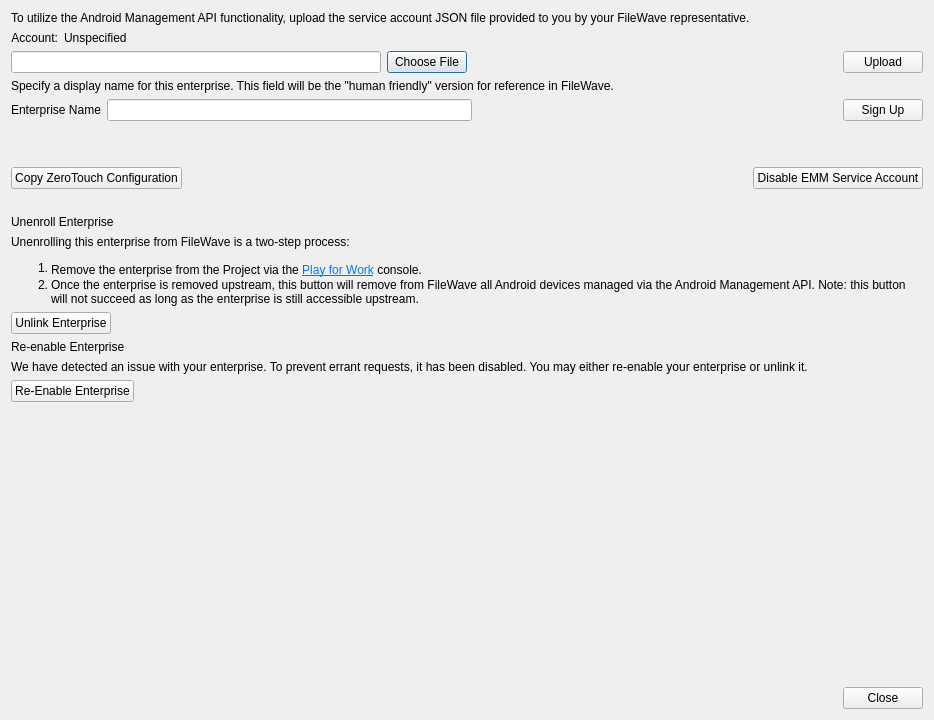
This is FWAdminLib/Preferences/EMMEnterpriseConfigurationDlg.ui in fw-dev/translations as Qt 5 draws it before an edit. The edited form follows.
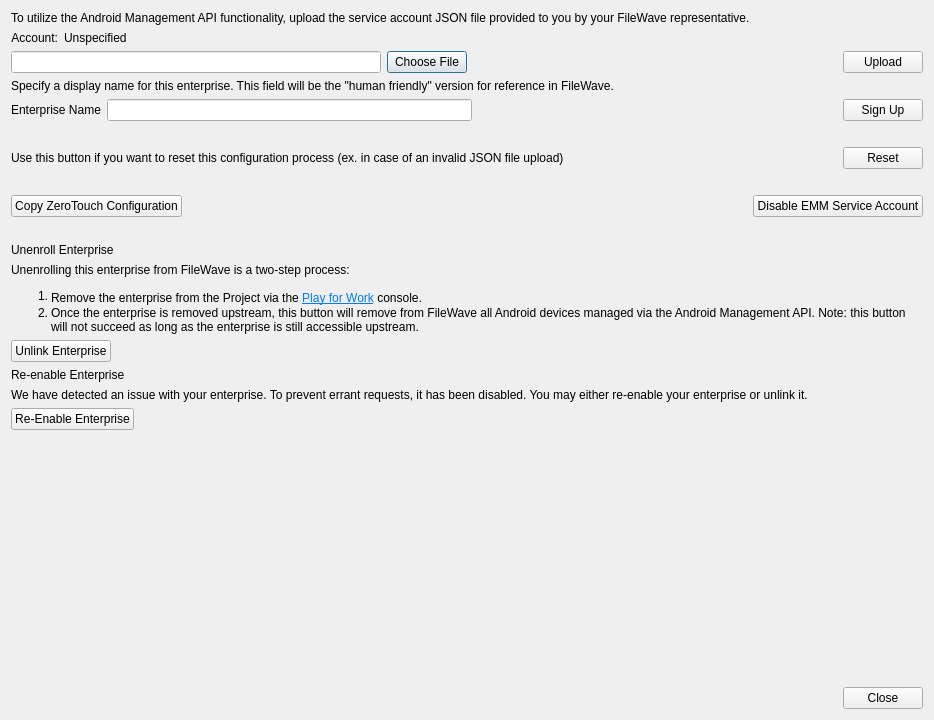
This is the edited form.

What changed in the file:
```diff
--- a/FWAdminLib/Preferences/EMMEnterpriseConfigurationDlg.ui
+++ b/FWAdminLib/Preferences/EMMEnterpriseConfigurationDlg.ui
@@ -240,6 +240,40 @@
      </property>
     </widget>
    </item>
+   <item>
+    <layout class="QHBoxLayout" name="horizontalLayout_9">
+     <property name="bottomMargin">
+      <number>0</number>
+     </property>
+     <item>
+      <widget class="QLabel" name="uploadNewJsonLabel">
+       <property name="text">
+        <string>Use this button if you want to reset this configuration process (ex. in case of an invalid JSON file upload)</string>
+       </property>
+      </widget>
+     </item>
+     <item>
+      <spacer name="horizontalSpacer_5">
+       <property name="orientation">
+        <enum>Qt::Horizontal</enum>
+       </property>
+       <property name="sizeHint" stdset="0">
+        <size>
+         <width>40</width>
+         <height>20</height>
+        </size>
+       </property>
+      </spacer>
+     </item>
+     <item>
+      <widget class="QPushButton" name="uploadNewJsonBtn">
+       <property name="text">
+        <string>Reset</string>
+       </property>
+      </widget>
+     </item>
+    </layout>
+   </item>
    <item>
     <widget class="QLabel" name="lTip_emmServiceAccount_status">
      <property name="sizePolicy">
```
